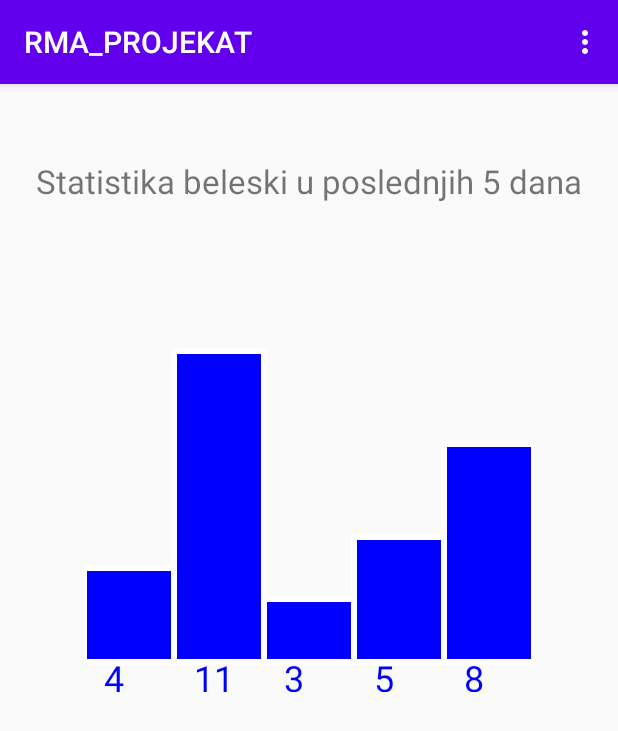
After one commit to markovicv/android_project_2, an Android app: the StatisticsActivity screen opened directly, with no data from a screen before it, on a phone screen of 412 x 824 dp. The commit adds this screen. Shown: the top 731 px of the screen. Run offline under Robolectric (Android 15) with nearby library versions, the phone set to English and light mode, and no system bars; our stand-ins replace RxJava, Timber.

Commit message:
arhiviranje, deo statistike

```diff
--- a/app/src/main/AndroidManifest.xml
+++ b/app/src/main/AndroidManifest.xml
@@ -26,6 +26,7 @@
 
 
         </activity>
+        <activity android:name=".presentation.view.activity.StatisticsActivity" />
 
     </application>
 
--- a/app/src/main/java/com/example/rma_projekat/data/local/datasources/NotesDao.kt
+++ b/app/src/main/java/com/example/rma_projekat/data/local/datasources/NotesDao.kt
@@ -24,4 +24,7 @@ abstract class NotesDao {
 
     @Query("SELECT * FROM notes WHERE title LIKE :name || '%'")
     abstract fun getByTitle(name:String):Observable<List<NoteEntitiy>>
+
+    @Query("SELECT * FROM notes WHERE isArhived = :isArchived")
+    abstract fun getByArchived(isArchived: Boolean): Observable<List<NoteEntitiy>>
 }
--- a/app/src/main/java/com/example/rma_projekat/data/repositories/NotesRepository.kt
+++ b/app/src/main/java/com/example/rma_projekat/data/repositories/NotesRepository.kt
@@ -13,6 +13,6 @@ interface NotesRepository {
     fun deleteNote(note: Note):Completable
     fun updateNote(note:Note):Completable
     fun getByTitleAndBody(title:String):Observable<List<Note>>
-    fun getArchived():Observable<List<Note>>
-    fun getNotArchived():Observable<List<Note>>
+    fun setFilter(checked: Boolean)
+    fun getRecentNoteCount(): List<Int>
 }
--- /dev/null
+++ b/app/src/main/java/com/example/rma_projekat/extensions/Int.kt
@@ -0,0 +1,8 @@
+package com.example.rma_projekat.extensions
+
+
+import android.content.res.Resources
+
+fun Int.toDp() : Int = (this / Resources.getSystem().displayMetrics.density).toInt()
+
+fun Int.toPx() : Int = (this * Resources.getSystem().displayMetrics.density).toInt()
--- a/app/src/main/java/com/example/rma_projekat/presentation/contracts/NotesContract.kt
+++ b/app/src/main/java/com/example/rma_projekat/presentation/contracts/NotesContract.kt
@@ -18,6 +18,7 @@ interface NotesContract {
         fun deleteNote(note:Note)
         fun updateNote(note:Note)
         fun getByTitleAndBody(titleBody:String)
-        fun getArhivedNotes()
+        fun setFilter(checked: Boolean)
+        fun getRecentNoteCount(): List<Int>
     }
 }
--- a/app/src/main/java/com/example/rma_projekat/presentation/view/activity/AddNoteActivity.kt
+++ b/app/src/main/java/com/example/rma_projekat/presentation/view/activity/AddNoteActivity.kt
@@ -11,6 +11,8 @@ import com.example.rma_projekat.presentation.view.state.InsertNoteState
 import com.example.rma_projekat.presentation.viewmodel.NotesViewModel
 import kotlinx.android.synthetic.main.activity_add_note.*
 import org.koin.androidx.viewmodel.ext.android.viewModel
+import java.text.SimpleDateFormat
+import java.util.*
 
 class AddNoteActivity :AppCompatActivity(R.layout.activity_add_note) {
 
@@ -28,7 +30,6 @@ class AddNoteActivity :AppCompatActivity(R.layout.activity_add_note) {
             }
         })
 
-
         addBtn.setOnClickListener {
             val title = titleTv.text.toString()
             val body = bodyTv.text.toString()
@@ -37,6 +38,8 @@ class AddNoteActivity :AppCompatActivity(R.layout.activity_add_note) {
                 return@setOnClickListener
             }
 
+            val sdf = SimpleDateFormat("yyyy-MM-dd")
+            val now = sdf.format(Date())
             val note = Note(0,title,body,false)
             notesViewModel.insertNote(note)
             finish()
--- a/app/src/main/java/com/example/rma_projekat/presentation/view/activity/SchedulerActivity.kt
+++ b/app/src/main/java/com/example/rma_projekat/presentation/view/activity/SchedulerActivity.kt
@@ -20,7 +20,7 @@ import org.koin.androidx.viewmodel.ext.android.viewModel
 
 class SchedulerActivity : AppCompatActivity() {
     private val mainViewModel:SchedulerContract.ViewModel by viewModel<SchedulerViewModel>()
-    private var itemList = arrayOf("dan","ponedeljak","utorak","sreda","cetvrtak","petak","subota","nedelja")
+    private var itemList = arrayOf("dan","ponedeljak","utorak","sreda","četvrtak","petak","subota","nedelja")
     private var arrayAdapter: ArrayAdapter<String>?=null
     private lateinit var schedulerAdapter:SchedulesAdapter
 
@@ -77,8 +77,8 @@ class SchedulerActivity : AppCompatActivity() {
             startActivity(intent)
             finish()
         }
-        else if(item.itemId == R.id.schedulerMenu){
-            val intent = Intent(this,SchedulerActivity::class.java)
+        else if(item.itemId == R.id.statMenuId){
+            val intent = Intent(this,StatisticsActivity::class.java)
             startActivity(intent)
             finish()
         }
--- /dev/null
+++ b/app/src/main/java/com/example/rma_projekat/presentation/view/activity/StatisticsActivity.kt
@@ -0,0 +1,53 @@
+package com.example.rma_projekat.presentation.view.activity
+
+import android.content.Intent
+import android.os.Bundle
+import android.view.Menu
+import android.view.MenuItem
+import androidx.appcompat.app.AppCompatActivity
+import com.example.rma_projekat.R
+import com.example.rma_projekat.presentation.contracts.NotesContract
+import com.example.rma_projekat.presentation.viewmodel.NotesViewModel
+import org.koin.androidx.viewmodel.ext.android.viewModel
+
+class StatisticsActivity : AppCompatActivity(R.layout.activity_statistics) {
+
+    private val notesViewModel: NotesContract.ViewModel by viewModel<NotesViewModel>()
+
+    override fun onCreate(savedInstanceState: Bundle?) {
+        super.onCreate(savedInstanceState)
+        init()
+    }
+
+    private fun init() {
+        initUi()
+    }
+
+    private fun initUi() {
+        notesViewModel.getRecentNoteCount()
+    }
+
+
+    override fun onCreateOptionsMenu(menu: Menu?): Boolean {
+        //return super.onCreateOptionsMenu(menu)
+        menuInflater.inflate(R.menu.scheduler_menu,menu)
+        return true
+    }
+    override fun onOptionsItemSelected(item: MenuItem): Boolean {
+        if(item.itemId == R.id.notesMenuId){
+            val intent = Intent(this,NoteActivity::class.java)
+            startActivity(intent)
+            finish()
+        }
+        else if(item.itemId == R.id.schedulerMenu){
+            val intent = Intent(this,SchedulerActivity::class.java)
+            startActivity(intent)
+            finish()
+        } else if (item.itemId == R.id.statMenuId) {
+            val intent = Intent(this,StatisticsActivity::class.java)
+            startActivity(intent)
+            finish()
+        }
+        return super.onOptionsItemSelected(item)
+    }
+}
--- /dev/null
+++ b/app/src/main/java/com/example/rma_projekat/presentation/view/custom/GraphView.kt
@@ -0,0 +1,89 @@
+package com.example.rma_projekat.presentation.view.custom
+
+import android.content.Context
+import android.graphics.Canvas
+import android.graphics.Paint
+import android.graphics.Rect
+import android.util.AttributeSet
+import android.view.View
+import androidx.core.content.ContextCompat
+import com.example.rma_projekat.R
+import com.example.rma_projekat.extensions.toPx
+
+class GraphView : View {
+    constructor(context: Context) : super (context)
+    constructor(context: Context, attrs: AttributeSet?) : super(context, attrs)
+    constructor(context: Context, attrs: AttributeSet?, defStyleAttr: Int) : super(context, attrs, defStyleAttr)
+
+    var testValues: List<Int> = listOf(4, 11, 3, 5, 8)
+
+    private var rect: Rect = Rect()
+    private var paint: Paint = Paint()
+    private val whiteStrokePaint: Paint = Paint().also {
+        it.isAntiAlias = true
+        it.color = ContextCompat.getColor(context, R.color.white)
+        it.style = Paint.Style.STROKE
+        it.strokeWidth = 4.toPx().toFloat()
+    }
+    private val blueFillPaint: Paint = Paint().also {
+        it.isAntiAlias = true
+        it.color = ContextCompat.getColor(context, R.color.blue)
+        it.style = Paint.Style.FILL
+        it.textSize = 36f
+    }
+
+    var heightDivider = 1
+
+    override fun onMeasure(widthMeasureSpec: Int, heightMeasureSpec: Int) {
+        super.onMeasure(widthMeasureSpec, heightMeasureSpec)
+    }
+
+    override fun onLayout(changed: Boolean, left: Int, top: Int, right: Int, bottom: Int) {
+        super.onLayout(changed, left, top, right, bottom)
+    }
+
+    private fun getMaxValue(): Int {
+        val x = testValues.max()
+        return when (x) {
+            null -> 0
+            else -> x
+        }
+    }
+
+    override fun onDraw(canvas: Canvas?) {
+        super.onDraw(canvas)
+
+        val step = when (val maxValue = getMaxValue()) {
+            0 -> 0
+            else -> if (height < 30) { 0 } else { (height - 30) / maxValue }
+        }
+
+        var left = 0
+        var right = width / 5
+
+        for (x in testValues) {
+            drawRect(
+                canvas,
+                xTop = left,
+                yTop = height - step * x,
+                xBot = right,
+                yBot = height - 30
+            )
+            canvas?.drawText(
+                x.toString(),
+                left.toFloat() + 20,
+                height.toFloat(),
+                blueFillPaint
+            )
+            left += width / 5
+            right += width / 5
+        }
+    }
+
+    private fun drawRect(canvas: Canvas?, xTop: Int, yTop: Int, xBot: Int, yBot: Int) {
+        rect.set(xTop, yTop, xBot, yBot)
+        canvas?.drawRect(rect, blueFillPaint)
+        canvas?.drawRect(rect, whiteStrokePaint)
+    }
+
+}
--- /dev/null
+++ b/app/src/main/res/layout/activity_statistics.xml
@@ -0,0 +1,29 @@
+<?xml version="1.0" encoding="utf-8"?>
+<androidx.constraintlayout.widget.ConstraintLayout xmlns:android="http://schemas.android.com/apk/res/android"
+    android:layout_width="match_parent"
+    android:layout_height="match_parent"
+    xmlns:app="http://schemas.android.com/apk/res-auto">
+
+    <TextView
+        android:id="@+id/statTitleTv"
+        android:layout_width="wrap_content"
+        android:layout_height="wrap_content"
+        app:layout_constraintLeft_toLeftOf="parent"
+        app:layout_constraintRight_toRightOf="parent"
+        app:layout_constraintTop_toTopOf="parent"
+        android:text="@string/statistics_title"
+        android:textSize="22sp"
+        android:layout_marginTop="50dp"
+        android:layout_marginLeft="75dp"
+        android:layout_marginRight="75dp"
+        android:lines="2"/>
+
+    <com.example.rma_projekat.presentation.view.custom.GraphView
+        android:layout_width="300dp"
+        android:layout_height="250dp"
+        app:layout_constraintLeft_toLeftOf="parent"
+        app:layout_constraintRight_toRightOf="parent"
+        app:layout_constraintTop_toBottomOf="@id/statTitleTv"
+        android:layout_marginTop="50dp"/>
+
+</androidx.constraintlayout.widget.ConstraintLayout>
--- a/app/src/main/res/values/colors.xml
+++ b/app/src/main/res/values/colors.xml
@@ -3,4 +3,7 @@
     <color name="colorPrimary">#6200EE</color>
     <color name="colorPrimaryDark">#3700B3</color>
     <color name="colorAccent">#03DAC5</color>
+    <color name="red">#FF0000</color>
+    <color name="blue">#0000FF</color>
+    <color name="white">#FFFFFF</color>
 </resources>
--- a/app/src/main/res/values/strings.xml
+++ b/app/src/main/res/values/strings.xml
@@ -1,4 +1,5 @@
 <resources>
     <string name="app_name">RMA_PROJEKAT</string>
     <string name="LOGIN_WORKER_ACTIVITY">Molimo ulogujte se</string>
+    <string name="statistics_title">Statistika beleski u poslednjih 5 dana</string>
 </resources>
```
Also changed, not shown: app/src/main/java/com/example/rma_projekat/data/repositories/NotesRepositoryImpl.kt (+29 -19 lines), app/src/main/java/com/example/rma_projekat/presentation/adapter/NotesAdapter.kt (+5 -5 lines), app/src/main/java/com/example/rma_projekat/presentation/view/activity/NoteActivity.kt (+6 -18 lines), app/src/main/java/com/example/rma_projekat/presentation/viewmodel/NotesViewModel.kt (+6 -15 lines).
